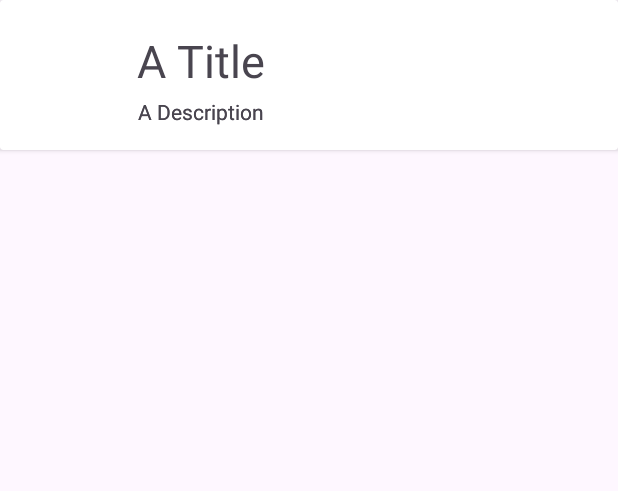
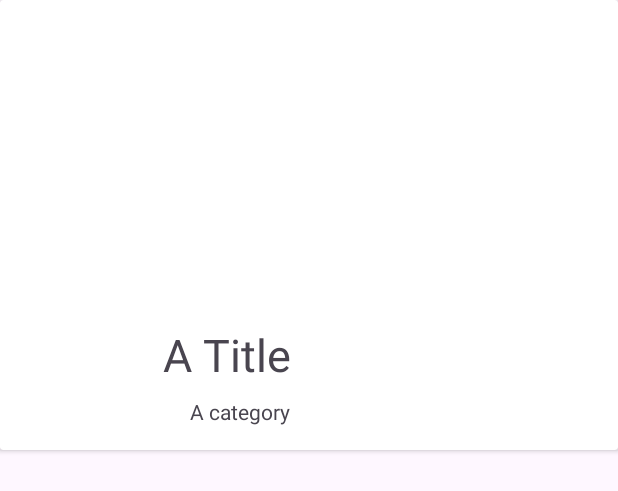
Before and after one commit to ECCooney/PupPlan, an Android app: the layout card_location.xml on its own in the app's theme, with its tools: preview values and no code run, on a phone screen of 412 x 824 dp. Shown: the top 491 px of the screen. Run offline under Robolectric (Android 15) with nearby library versions, the light colour scheme and no system bars.

Commit message:
JSON store implemented, drop down and grid UI elements started

```diff
--- a/app/build.gradle.kts
+++ b/app/build.gradle.kts
@@ -48,10 +48,12 @@ dependencies {
     implementation("com.google.android.material:material:1.9.0")
     implementation("androidx.constraintlayout:constraintlayout:2.1.4")
     implementation("com.github.ajalt:timberkt:1.5.1")
+    implementation ("androidx.gridlayout:gridlayout:1.0.0")
     implementation("com.google.android.gms:play-services-maps:18.1.0")
     testImplementation("junit:junit:4.13.2")
     androidTestImplementation("androidx.test.ext:junit:1.1.5")
     androidTestImplementation("androidx.test.espresso:espresso-core:3.5.1")
     implementation("androidx.core:core-splashscreen:1.0.0")
     implementation("com.squareup.picasso:picasso:2.71828")
+    implementation("com.google.code.gson:gson:2.9.0")
 }
--- a/app/src/main/AndroidManifest.xml
+++ b/app/src/main/AndroidManifest.xml
@@ -1,6 +1,9 @@
 <?xml version="1.0" encoding="utf-8"?>
 <manifest xmlns:android="http://schemas.android.com/apk/res/android"
     xmlns:tools="http://schemas.android.com/tools">
+
+    <uses-permission android:name="android.permission.READ_MEDIA_IMAGES" />
+    <uses-permission android:name="android.permission.ACCESS_MEDIA_LOCATION" />
 
     <application
         android:name=".main.MainApp"
--- a/app/src/main/java/ie/setu/pupplan/activities/LocationListActivity.kt
+++ b/app/src/main/java/ie/setu/pupplan/activities/LocationListActivity.kt
@@ -8,6 +8,7 @@ import android.view.Menu
 import android.view.MenuItem
 import androidx.activity.result.contract.ActivityResultContracts
 import androidx.core.splashscreen.SplashScreen.Companion.installSplashScreen
+import androidx.recyclerview.widget.GridLayoutManager
 import androidx.recyclerview.widget.LinearLayoutManager
 import ie.setu.pupplan.R
 import ie.setu.pupplan.adapters.LocationAdapter
@@ -34,7 +35,7 @@ class LocationListActivity : AppCompatActivity(), LocationListener {
         app = application as MainApp
 
 
-        val layoutManager = LinearLayoutManager(this)
+        val layoutManager = GridLayoutManager(this, 2)
         binding.recyclerView.layoutManager = layoutManager
         binding.recyclerView.adapter = LocationAdapter(app.locations.findAll(), this)
 
--- a/app/src/main/java/ie/setu/pupplan/adapters/LocationAdapter.kt
+++ b/app/src/main/java/ie/setu/pupplan/adapters/LocationAdapter.kt
@@ -41,8 +41,9 @@ class LocationAdapter constructor(private var locations: List<LocationModel>,
 
         fun bind(location: LocationModel, listener: LocationListener) {
             binding.locationTitle.text = location.title
-            binding.locationDescription.text = location.description
-            binding.locationCategory.text = location.locationCategory
+//            binding.locationDescription.text = location.description
+//            binding.locationCategory.text = location.locationCategory
+
             Picasso.get().load(location.image).resize(200,200).into(binding.imageIcon)
             binding.root.setOnClickListener { listener.onLocationClick(location) }
         }
--- a/app/src/main/java/ie/setu/pupplan/main/MainApp.kt
+++ b/app/src/main/java/ie/setu/pupplan/main/MainApp.kt
@@ -1,17 +1,21 @@
 package ie.setu.pupplan.main
 
 import android.app.Application
+import ie.setu.pupplan.models.LocationJSONStore
 import ie.setu.pupplan.models.LocationMemStore
+import ie.setu.pupplan.models.LocationStore
 import timber.log.Timber
 import timber.log.Timber.i
 
 class MainApp : Application() {
 
-    val locations = LocationMemStore()
+    lateinit var locations: LocationStore
+
     override fun onCreate() {
         super.onCreate()
 //        "plant" Timber tree here for logging
         Timber.plant(Timber.DebugTree())
+        locations = LocationJSONStore(applicationContext)
         i("PupPlan started")
     }
 }
--- a/app/src/main/java/ie/setu/pupplan/models/LocationMemStore.kt
+++ b/app/src/main/java/ie/setu/pupplan/models/LocationMemStore.kt
@@ -27,6 +27,8 @@ class LocationMemStore : LocationStore {
             foundLocation.description = location.description
             foundLocation.image= location.image
             foundLocation.locationCategory = location.locationCategory
+            foundLocation.openingTime = location.openingTime
+            foundLocation.closingTime = location.closingTime
             foundLocation.lat = location.lat
             foundLocation.lng = location.lng
             foundLocation.zoom = location.zoom
--- a/app/src/main/java/ie/setu/pupplan/models/LocationModel.kt
+++ b/app/src/main/java/ie/setu/pupplan/models/LocationModel.kt
@@ -12,8 +12,8 @@ data class LocationModel(var id: Long = 0,
                          var lat: Double = 00.00,
                          var lng: Double = 00.00,
                          var zoom: Float = 0f,
-//                        var openingTime: Double = 00.00,
-//                        var closingTime: Double = 00.00,
+                         var openingTime: Double = 00.00,
+                         var closingTime: Double = 00.00,
 //                        var userId: String? = "",
                           var image: Uri = Uri.EMPTY
 ): Parcelable
--- a/app/src/main/res/layout/card_location.xml
+++ b/app/src/main/res/layout/card_location.xml
@@ -10,19 +10,19 @@
 
     <androidx.constraintlayout.widget.ConstraintLayout
         android:id="@+id/relativeLayout"
-        android:layout_width="match_parent"
-        android:layout_height="wrap_content"
+        android:layout_width="210dp"
+        android:layout_height="match_parent"
         android:padding="16dp">
 
         <ImageView
             android:id="@+id/imageIcon"
-            android:layout_width="64dp"
-            android:layout_height="64dp"
-            android:layout_marginTop="4dp"
-            android:layout_marginEnd="16dp"
+            android:layout_width="120dp"
+            android:layout_height="120dp"
+            android:layout_marginTop="16dp"
+            android:layout_marginEnd="4dp"
             android:contentDescription="@string/change_location_image"
             app:layout_constraintEnd_toEndOf="parent"
-            app:layout_constraintHorizontal_bias="0.0"
+            app:layout_constraintHorizontal_bias="0.533"
             app:layout_constraintStart_toStartOf="parent"
             app:layout_constraintTop_toTopOf="parent" />
 
@@ -30,38 +30,27 @@
                     android:id="@+id/locationTitle"
                     android:layout_width="wrap_content"
                     android:layout_height="wrap_content"
-            android:layout_marginTop="4dp"
+                    android:layout_marginTop="200dp"
                     android:textAlignment="viewStart"
                     android:textSize="30sp"
                     app:layout_constraintEnd_toEndOf="parent"
-            app:layout_constraintHorizontal_bias="0.048"
+                    app:layout_constraintHorizontal_bias="1.0"
                     app:layout_constraintStart_toEndOf="@+id/imageIcon"
                     app:layout_constraintTop_toTopOf="parent"
                     tools:text="A Title" />
 
         <TextView
-            android:id="@+id/locationDescription"
-            android:layout_width="wrap_content"
-            android:layout_height="wrap_content"
-            android:layout_marginTop="4dp"
-            android:textAlignment="viewStart"
-            app:layout_constraintEnd_toEndOf="parent"
-            app:layout_constraintHorizontal_bias="0.052"
-            app:layout_constraintStart_toEndOf="@+id/imageIcon"
-            app:layout_constraintTop_toBottomOf="@id/locationTitle"
-            tools:text="A Description" />
-
-        <TextView
             android:id="@+id/locationCategory"
             android:layout_width="wrap_content"
             android:layout_height="wrap_content"
-            android:layout_marginTop="4dp"
+            android:layout_marginTop="8dp"
             android:textAlignment="viewStart"
             app:layout_constraintEnd_toEndOf="parent"
-            app:layout_constraintHorizontal_bias="0.052"
+            app:layout_constraintHorizontal_bias="1.0"
             app:layout_constraintStart_toEndOf="@+id/imageIcon"
             app:layout_constraintTop_toBottomOf="@id/locationTitle"
-            tools:text="A Description" />
+            tools:text="A category" />
+
 
     </androidx.constraintlayout.widget.ConstraintLayout>
 </androidx.cardview.widget.CardView>
--- a/app/src/main/res/values/strings.xml
+++ b/app/src/main/res/values/strings.xml
@@ -11,6 +11,8 @@
         <item>Hotel</item>
         <item>Outdoor area</item>
     </string-array>
+    <string name="hint_locationOpening">Opening Time</string>
+    <string name="hint_locationClosing">Closing Time</string>
     <string name="menu_addLocation">Add</string>
     <string name="menu_cancelLocation">Cancel</string>
     <string name="enter_location_title"> Please enter Your Location\'s Name </string>
```
Also changed, not shown: app/src/main/java/ie/setu/pupplan/activities/LocationActivity.kt (+7 -2 lines), app/src/main/java/ie/setu/pupplan/helpers/FileHelpers.kt (added, +45 -0 lines), app/src/main/java/ie/setu/pupplan/helpers/ImageHelpers.kt (+11 -5 lines), app/src/main/java/ie/setu/pupplan/models/LocationJSONStore.kt (added, +79 -0 lines), app/src/main/res/layout/activity_location.xml (+58 -22 lines), app/src/main/res/layout/activity_location_list.xml (line endings or trailing spaces). Lines whose indentation alone changed are shown as unchanged.
